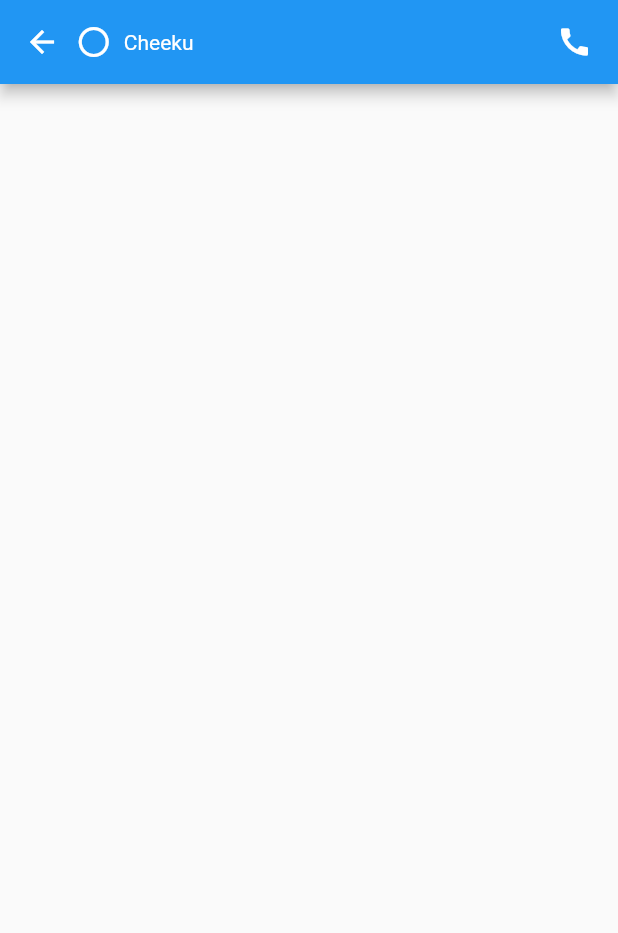
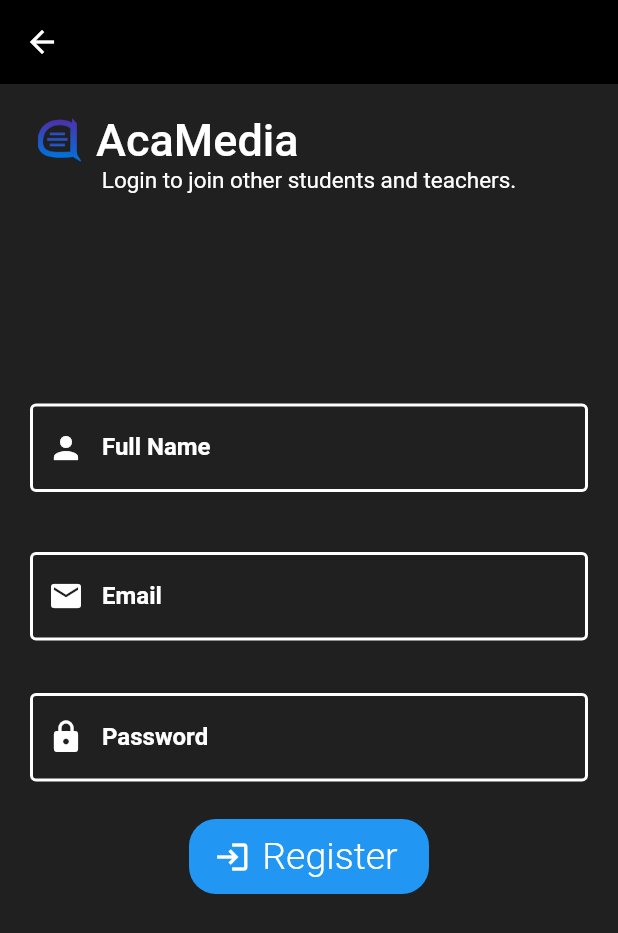
Before and after one commit to Aditya-Chandrn/AcaMedia, a Flutter app: the homePage screen opened directly, after a tap on "Cheeku", on a phone screen of 412 x 824 dp. Shown: the top 933 px of the screen. Run offline on Flutter 3.47's test engine with Material 2 defaults, Android fonts, the phone set to English and light mode, and no system bars; our stand-ins replace cloud_firestore, firebase_auth, firebase_core, shared_preferences; accounts and stored records are empty; network calls fail.

Commit message:
Authorization of registerations and login

```diff
--- a/lib/helper/helper_functions.dart
+++ b/lib/helper/helper_functions.dart
@@ -5,8 +5,23 @@ class helperFunctions {
   static String userNameKey = "usernameKey";
   static String userEmailKey = "emailKey";
 
+  static Future<bool> saveLoginStatus(bool loginStatus) async {
+    SharedPreferences sf = await SharedPreferences.getInstance();
+    return await sf.setBool(userLoggedInKey, loginStatus);
+  }
+
+  static Future<bool> saveUserNameSF(String userName) async {
+    SharedPreferences sf = await SharedPreferences.getInstance();
+    return await sf.setString(userNameKey, userName);
+  }
+
+  static Future<bool> saveEmailSF(String userEmail) async {
+    SharedPreferences sf = await SharedPreferences.getInstance();
+    return await sf.setString(userEmailKey, userEmail);
+  }
+
   static Future<bool?> getUserStatus() async {
     SharedPreferences sf = await SharedPreferences.getInstance();
-  return sf.getBool(userLoggedInKey);
+    return sf.getBool(userLoggedInKey);
   }
 }
--- a/lib/main.dart
+++ b/lib/main.dart
@@ -2,6 +2,7 @@
 
 import 'package:acamedia/helper/helper_functions.dart';
 import 'package:acamedia/pages/auth/login.dart';
+import 'package:acamedia/pages/auth/register.dart';
 import 'package:acamedia/pages/home.dart';
 import 'package:acamedia/shared/constants.dart';
 import 'package:firebase_core/firebase_core.dart';
@@ -43,7 +44,10 @@ class _MyAppState extends State<MyApp> {
   getUserStatus() async {
     await helperFunctions.getUserStatus().then((value) {
       if (value != null) {
+        setState(() {
         _isLoggedIn = value;
+
+        });
       }
     });
   }
--- /dev/null
+++ b/lib/pages/auth/register.dart
@@ -0,0 +1,216 @@
+// ignore_for_file: prefer_const_constructors
+
+import 'package:acamedia/helper/helper_functions.dart';
+import 'package:acamedia/pages/home.dart';
+import 'package:acamedia/service/auth_ser.dart';
+import 'package:acamedia/service/db_ser.dart';
+import 'package:cloud_firestore/cloud_firestore.dart';
+import 'package:firebase_auth/firebase_auth.dart';
+import 'package:flutter/material.dart';
+import 'package:flutter/src/widgets/framework.dart';
+import 'package:flutter/src/widgets/placeholder.dart';
+
+import '../../widgets/widgets.dart';
+
+class registerPage extends StatefulWidget {
+  const registerPage({super.key});
+
+  @override
+  State<registerPage> createState() => _registerPageState();
+}
+
+class _registerPageState extends State<registerPage> {
+  final formKey = GlobalKey<FormState>();
+  String email = "";
+  String name = "";
+  String password = "";
+  bool _isLoading = false;
+  AuthService authService = AuthService();
+  @override
+  Widget build(BuildContext context) {
+    return Scaffold(
+      appBar: AppBar(
+        backgroundColor: Colors.black,
+        elevation: 0,
+      ),
+      body: _isLoading
+          ? Center(
+              child: CircularProgressIndicator(
+                color: Colors.blueGrey,
+              ),
+            )
+          : Column(
+              children: [
+                Padding(
+                  padding: const EdgeInsets.only(top: 20.0, left: 25),
+                  child: SingleChildScrollView(
+                    child: Center(
+                      child: Row(
+                        children: [
+                          Image.asset(
+                            "assets/Icon Comps.png",
+                            width: 30,
+                            height: 30,
+                          ),
+                          Padding(
+                            padding: const EdgeInsets.only(left: 9.0),
+                            child: Text(
+                              "AcaMedia",
+                              style: TextStyle(
+                                  fontSize: 30,
+                                  fontWeight: FontWeight.w500,
+                                  color: Colors.white),
+                            ),
+                          ),
+                        ],
+                      ),
+                    ),
+                  ),
+                ),
+                Text(
+                  "Login to join other students and teachers.",
+                  style: TextStyle(
+                      fontSize: 15,
+                      fontWeight: FontWeight.w400,
+                      color: Colors.white),
+                ),
+                Padding(
+                  padding: const EdgeInsets.only(top: 80.0),
+                  child: SingleChildScrollView(
+                    child: Center(
+                      child: Padding(
+                          padding: const EdgeInsets.only(top: 20.0),
+                          child: Form(
+                            key: formKey,
+                            child: Column(
+                              children: [
+                                // const Text(
+                                //   "Login",
+                                //   style: TextStyle(fontSize: 30, color: Colors.white),
+                                // ),
+                                Padding(
+                                  padding: const EdgeInsets.only(
+                                      top: 40.0, left: 20, right: 20),
+                                  child: TextFormField(
+                                    decoration: textInputDecoration.copyWith(
+                                        labelText: "Full Name",
+                                        prefixIcon: Icon(
+                                          Icons.person,
+                                          color: Colors.white,
+                                        )),
+                                    style: TextStyle(color: Colors.white),
+                                    onChanged: (val) {
+                                      name = val;
+                                    },
+                                    //validation
+                                    validator: (val) {
+                                      if(val!.length < 1){
+                                      return "Please Enter a valid name.";
+                                      }
+                                    },
+                                  ),
+                                ),
+                                Padding(
+                                  padding: const EdgeInsets.only(
+                                      top: 40.0, left: 20, right: 20),
+                                  child: TextFormField(
+                                    decoration: textInputDecoration.copyWith(
+                                        labelText: "Email",
+                                        prefixIcon: Icon(
+                                          Icons.email,
+                                          color: Colors.white,
+                                        )),
+                                    style: TextStyle(color: Colors.white),
+                                    onChanged: (val) {
+                                      email = val;
+                                    },
+                                    //validation
+                                    validator: (val) {
+                                        return RegExp(
+                                                   r"^[a-zA-Z0-9.a-zA-Z0-9.!#$%&'*+-/=?^_`{|}~]+@[a-zA-Z0-9]+\.[a-zA-Z]+")
+                                                .hasMatch(val!)
+                                            ? null
+                                            : "Please Enter a valid Email address";
+                                    },
+                                  ),
+                                ),
+                                SizedBox(height: 15),
+                                Padding(
+                                  padding: const EdgeInsets.only(
+                                      top: 20.0, left: 20, right: 20),
+                                  child: TextFormField(
+                                    obscureText: true,
+                                    decoration: textInputDecoration.copyWith(
+                                        labelText: "Password",
+                                        prefixIcon: Icon(
+                                          Icons.lock,
+                                          color: Colors.white,
+                                        )),
+                                    style: TextStyle(color: Colors.white),
+                                    onChanged: (val) {
+                                      password = val;
+                                    },
+                                    validator: (val) {
+                                      if (val!.length < 8) {
+                                        return "Enter a strong password (Atleast 8 characters.)";
+                                      } else {
+                                        return null;
+                                      }
+                                    },
+                                  ),
+                                ),
+                                SizedBox(height: 25),
+                                SizedBox(
+                                  width: 160,
+                                  height: 50,
+                                  child: ElevatedButton.icon(
+                                      onPressed: () {
+                                        register();
+                                      },
+                                      style: ElevatedButton.styleFrom(
+                                          elevation: 0,
+                                          shape: RoundedRectangleBorder(
+                                              borderRadius:
+                                                  BorderRadius.circular(18))),
+                                      icon: Icon(Icons.login),
+                                      label: Text(
+                                        "Register",
+                                        style: TextStyle(
+                                            color: Colors.white,
+                                            fontSize: 25,
+                                            fontWeight: FontWeight.w300),
+                                      )),
+                                ),
+                              ],
+                            ),
+                          )),
+                    ),
+                  ),
+                )
+              ],
+            ),
+      backgroundColor: Color.fromARGB(255, 32, 32, 32),
+    );
+  }
+
+  register() async {
+    if (formKey.currentState!.validate()) {
+      setState(() {
+        _isLoading = true;
+      });
+      await authService.registerUser(name, email, password).then((value) async {
+        if (value == true) {
+          await helperFunctions.saveLoginStatus(true);
+          await helperFunctions.saveEmailSF(email);
+          await helperFunctions.saveUserNameSF(name);
+          nextPageReplace(context, homePage());
+        } else {
+          showSnackBar(context, Colors.red, value);
+          setState(() {
+            _isLoading = false;
+          });
+        }
+      });
+    }
+  }
+}
--- a/lib/pages/home.dart
+++ b/lib/pages/home.dart
@@ -1,19 +1,23 @@
 // ignore_for_file: prefer_const_constructors
 
+import 'package:acamedia/pages/auth/register.dart';
 import 'package:acamedia/pages/dms.dart';
+import 'package:acamedia/service/auth_ser.dart';
+import 'package:acamedia/widgets/widgets.dart';
 import 'package:flutter/material.dart';
 import 'package:flutter/src/widgets/framework.dart';
 import 'package:flutter/src/widgets/placeholder.dart';
 import 'navBar.dart';
 
-class homePage  extends StatefulWidget {
-  const homePage ({super.key});
+class homePage extends StatefulWidget {
+  const homePage({super.key});
 
   @override
   State<homePage> createState() => _homePageState();
 }
 
 class _homePageState extends State<homePage> {
+  AuthService authService = AuthService();
   @override
   Widget build(BuildContext context) {
     return Scaffold(
@@ -31,7 +35,7 @@ class _homePageState extends State<homePage> {
         // ],
         backgroundColor: Color.fromARGB(255, 32, 32, 32),
       ),
-      body:Column(
+      body: Column(
         children: [
           Container(
             color: Color.fromARGB(255, 32, 32, 32),
@@ -40,7 +44,9 @@ class _homePageState extends State<homePage> {
           Container(
             child: ElevatedButton(
               onPressed: () {
-                Navigator.push(context, MaterialPageRoute(builder: ((context) => DMpage()),));
+                // Navigator.push(context, MaterialPageRoute(builder: ((context) => DMpage()),));
+                authService.signOut();
+                nextPage(context, registerPage());
               },
               style: ElevatedButton.styleFrom(
                   primary: Colors.blueGrey, fixedSize: Size(412, 75)),
--- /dev/null
+++ b/lib/service/auth_ser.dart
@@ -0,0 +1,51 @@
+import 'package:acamedia/helper/helper_functions.dart';
+import 'package:acamedia/service/db_ser.dart';
+import 'package:firebase_auth/firebase_auth.dart';
+import 'package:firebase_core/firebase_core.dart';
+
+class AuthService {
+  final FirebaseAuth firebaseAuth = FirebaseAuth.instance;
+
+  //Login function
+  Future loginUser(String email, String password) async {
+    try {
+      User user = (await firebaseAuth.signInWithEmailAndPassword(
+              email: email, password: password))
+          .user!;
+
+      if (user != null) {
+        return true;
+      }
+    } on FirebaseAuthException catch (e) {
+      return e.message;
+    }
+  }
+
+  Future registerUser(String name, String email, String password) async {
+    try {
+      User user = (await firebaseAuth.createUserWithEmailAndPassword(
+              email: email.toString().trim(), password: password))
+          .user!;
+
+      if (user != null) {
+        await DatabaseService(uid: user.uid).updateData(name, email);
+        return true;
+      }
+    } on FirebaseAuthException catch (e) {
+      return e.message;
+    }
+  }
+
+  //signOut
+
+  Future signOut() async {
+    try {
+      await helperFunctions.saveLoginStatus(false);
+      await helperFunctions.saveEmailSF("");
+      await helperFunctions.saveUserNameSF("");
+      await firebaseAuth.signOut();
+    } catch (e) {
+      return null;
+    }
+  }
+}
--- /dev/null
+++ b/lib/service/db_ser.dart
@@ -0,0 +1,26 @@
+import 'package:cloud_firestore/cloud_firestore.dart';
+
+class DatabaseService {
+  final String? uid;
+  DatabaseService({this.uid});
+
+  final CollectionReference userCollection =
+      FirebaseFirestore.instance.collection("users");
+  final CollectionReference chatCollection =
+      FirebaseFirestore.instance.collection("chats");
+
+  Future updateData(String name, String email) async {
+    return await userCollection.doc(uid).set({
+      "Name": name,
+      "Email": email,
+      "Chats": [],
+      "UId": uid
+    });
+  }
+
+  Future getData(String email) async {
+    QuerySnapshot snapshot =
+        await userCollection.where("email", isEqualTo: email).get();
+    return snapshot;
+  }
+}
```
Also changed, not shown: lib/pages/auth/login.dart (+64 -6 lines), lib/widgets/widgets.dart (+18 -1 lines).
